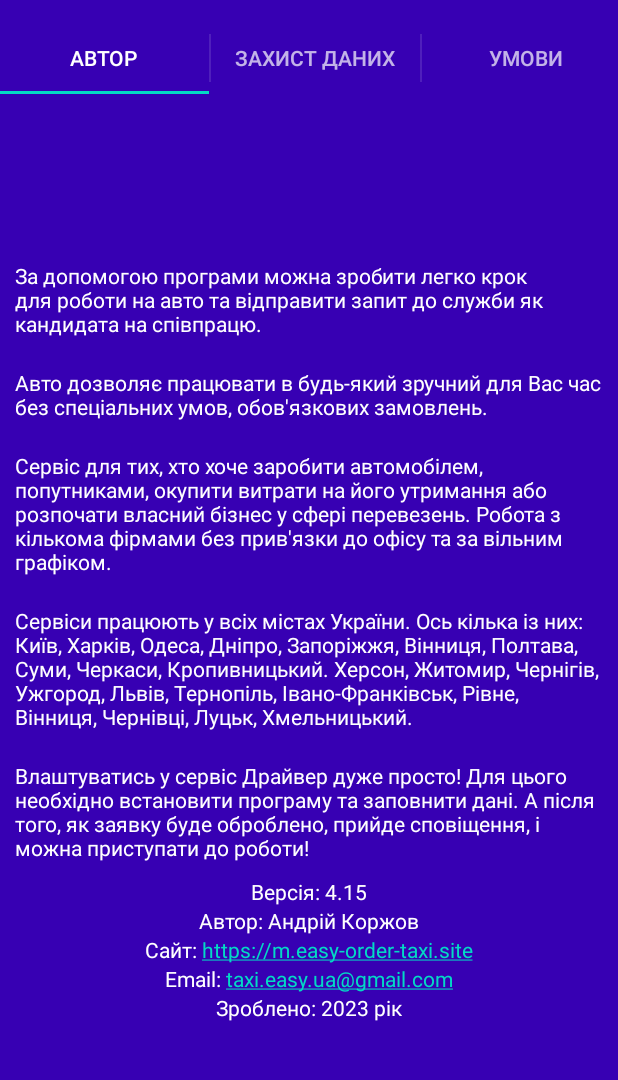
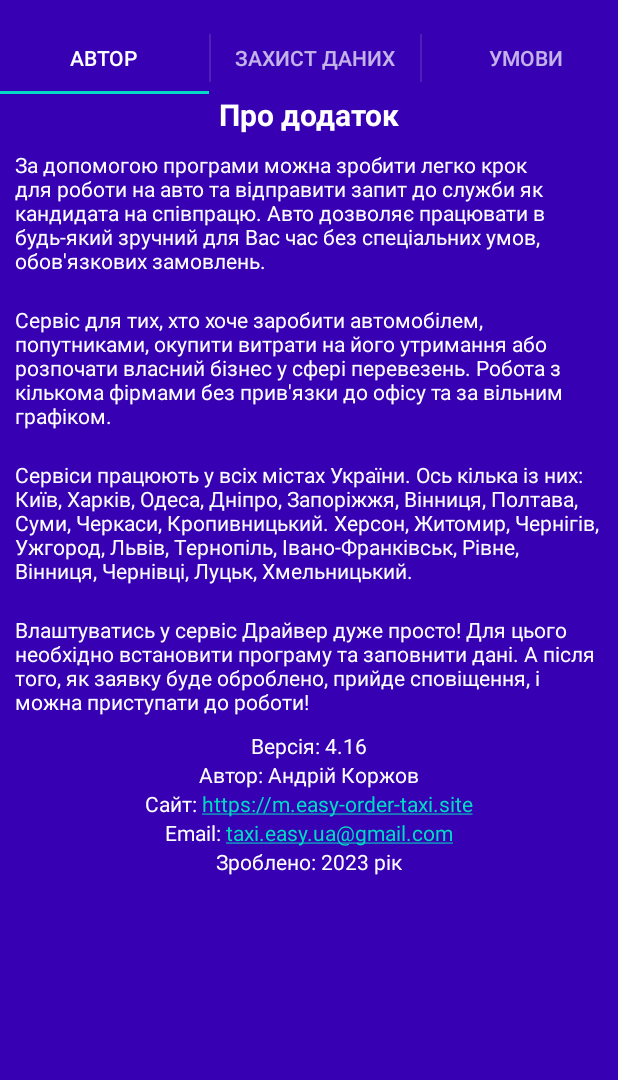
Before and after one commit to Sferaved/MainTaxiJobApp, an Android app: the fragment AuthorFragment placed in its activity, on a phone screen of 412 x 824 dp, the part 62-1142 px from its top. Run offline under Robolectric (Android 15) with nearby library versions, the phone set to English and light mode, and no system bars.

```diff
--- a/app/build.gradle
+++ b/app/build.gradle
@@ -10,7 +10,7 @@ android {
         applicationId "com.taxieasyua.job"
         minSdk 16
         targetSdk 33
-        versionCode 415
+        versionCode 416
         versionName 'new color and disigne start button'
 
         testInstrumentationRunner "android.support.test.runner.AndroidJUnitRunner"
--- a/app/src/main/res/layout/about_author_fragment.xml
+++ b/app/src/main/res/layout/about_author_fragment.xml
@@ -3,23 +3,33 @@
     android:orientation="vertical"
     android:layout_width="match_parent"
     android:layout_height="match_parent"
-    android:background="@color/background"
-    android:gravity="center">
-
+    android:background="@color/background">
+    <ScrollView
+        android:layout_width="match_parent"
+        android:layout_height="wrap_content"
+        android:scrollbars="vertical"
+        android:fillViewport="true">
+        <LinearLayout
+            android:layout_width="fill_parent"
+            android:layout_height="fill_parent"
+            android:orientation="vertical">
+    <TextView
+        android:layout_width="match_parent"
+        android:layout_height="wrap_content"
+        android:textColor="@color/text"
+        android:textSize="20sp"
+        android:text="Про додаток"
+        android:textStyle="bold"
+        android:gravity="center" />
     <TextView
         android:layout_width="match_parent"
         android:layout_height="wrap_content"
         android:textColor="@color/text"
         android:layout_margin="10sp"
         android:gravity="left"
-        android:text="За допомогою програми можна зробити легко крок для роботи на авто та відправити запит до служби як кандидата на співпрацю." />
-    <TextView
-        android:layout_width="match_parent"
-        android:layout_height="wrap_content"
-        android:textColor="@color/text"
-        android:layout_margin="10sp"
-        android:gravity="left"
-        android:text="Авто дозволяє працювати в будь-який зручний для Вас час без спеціальних умов, обов'язкових замовлень." />
+        android:text="За допомогою програми можна зробити легко крок для роботи на авто та відправити запит до служби як кандидата на співпрацю.
+Авто дозволяє працювати в будь-який зручний для Вас час без спеціальних умов, обов'язкових замовлень." />
+
     <TextView
         android:layout_width="match_parent"
         android:layout_height="wrap_content"
@@ -47,30 +57,37 @@
         android:layout_width="wrap_content"
         android:layout_height="wrap_content"
         android:textColor="@color/text"
-        android:text="Версія: 4.15" />
+        android:layout_gravity="center"
+        android:text="Версія: 4.16" />
 
     <TextView
         android:layout_width="wrap_content"
         android:layout_height="wrap_content"
         android:textColor="@color/text"
+        android:layout_gravity="center"
         android:text="Автор: Андрій Коржов" />
     <TextView
         android:layout_width="wrap_content"
         android:layout_height="wrap_content"
         android:textColor="@color/text"
         android:autoLink="web"
+        android:layout_gravity="center"
         android:text="Сайт: https://m.easy-order-taxi.site" />
     <TextView
         android:layout_width="wrap_content"
         android:layout_height="wrap_content"
         android:textColor="@color/text"
+        android:layout_gravity="center"
         android:autoLink="email"
         android:text="Email: taxi.easy.ua@gmail.com" />
     <TextView
         android:layout_width="wrap_content"
         android:layout_height="wrap_content"
         android:textColor="@color/text"
+        android:layout_gravity="center"
         android:text="Зроблено: 2023 рік" />
 
+    </LinearLayout>
+</ScrollView>
 
 </LinearLayout>
```
